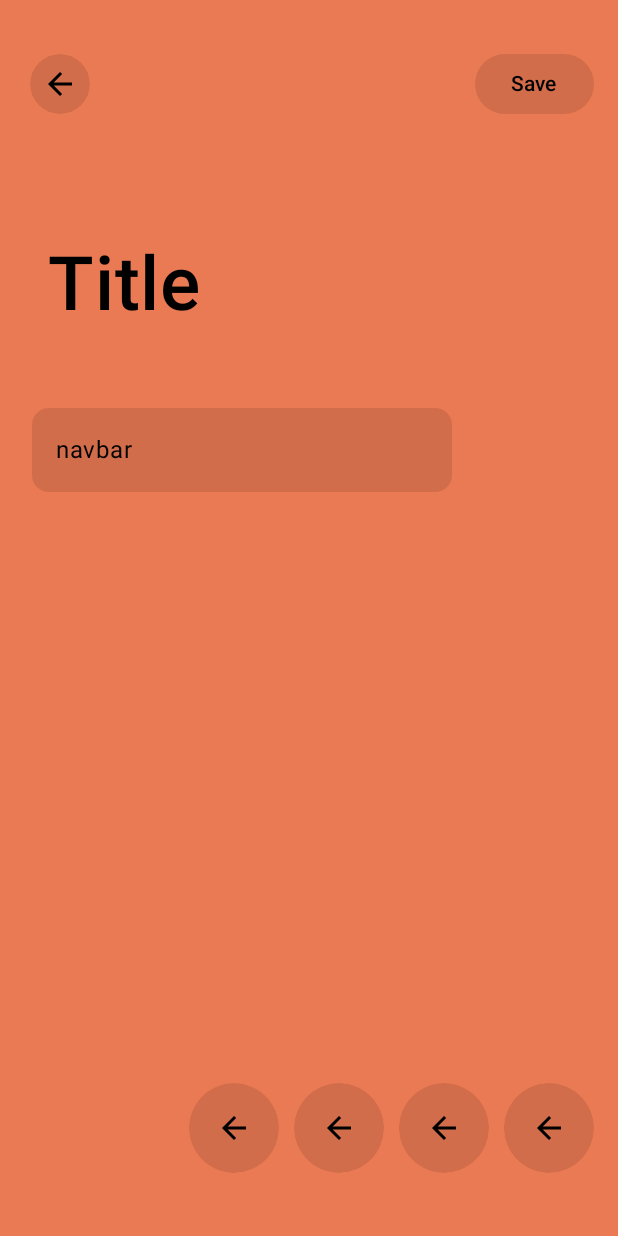
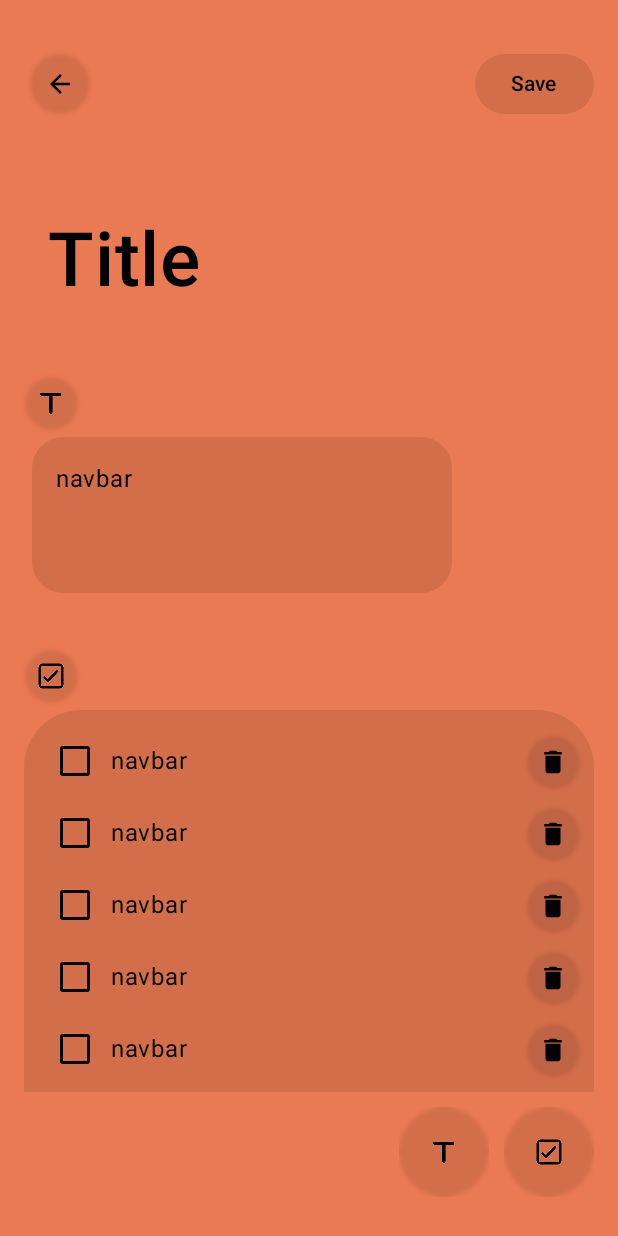
Before and after one commit to navneet851/PRODIGY_AD_02, an Android app built with Jetpack Compose: the screen it shows after launch (MainActivity), on a phone screen of 412 x 824 dp. Run offline under Robolectric (Android 15) with nearby library versions, the phone set to English and light mode, and no system bars.

Commit message:
Note Screen

```diff
--- a/app/src/main/java/com/android/todo/ui/components/NoteTextField.kt
+++ b/app/src/main/java/com/android/todo/ui/components/NoteTextField.kt
@@ -40,6 +40,8 @@ fun NoteTextField(
         onValueChange = {
             text = it
         },
+        minLines = 3,
+        maxLines = 9,
         colors = TextFieldDefaults.colors(
             focusedContainerColor = shaded,
             unfocusedContainerColor = shaded,
--- a/app/src/main/java/com/android/todo/ui/components/ShadowButton.kt
+++ b/app/src/main/java/com/android/todo/ui/components/ShadowButton.kt
@@ -1,13 +1,18 @@
 package com.android.todo.ui.components
 
+import androidx.compose.foundation.background
+import androidx.compose.foundation.layout.Box
 import androidx.compose.foundation.layout.padding
+import androidx.compose.foundation.layout.size
 import androidx.compose.material.icons.Icons
 import androidx.compose.material.icons.automirrored.filled.ArrowBack
 import androidx.compose.material3.Icon
 import androidx.compose.material3.IconButton
 import androidx.compose.material3.IconButtonDefaults
 import androidx.compose.runtime.Composable
+import androidx.compose.ui.Alignment
 import androidx.compose.ui.Modifier
+import androidx.compose.ui.draw.blur
 import androidx.compose.ui.graphics.Color
 import androidx.compose.ui.graphics.painter.Painter
 import androidx.compose.ui.graphics.vector.rememberVectorPainter
@@ -22,18 +27,23 @@ fun ShadowButton(
     contentDescription : String,
     onClick: () -> Unit
 ) {
-    IconButton(
-        modifier = modifier
-        ,
-        colors = IconButtonDefaults.iconButtonColors(
-            containerColor = shaded
-        ),
-        onClick = onClick
+    Box(
+        contentAlignment = Alignment.Center
     ) {
+        IconButton(
+            modifier = modifier.blur(2.dp),
+            colors = IconButtonDefaults.iconButtonColors(
+                containerColor = shaded
+            ),
+            onClick = onClick
+        ) { }
         Icon(
-            image,
+            modifier = Modifier.size(20.dp)
+            ,
+            painter = image,
             tint = Color.Black,
             contentDescription = contentDescription
         )
+
     }
 }
--- /dev/null
+++ b/app/src/main/java/com/android/todo/ui/components/TodoChip.kt
@@ -0,0 +1,63 @@
+package com.android.todo.ui.components
+
+import androidx.compose.foundation.layout.Arrangement
+import androidx.compose.foundation.layout.Row
+import androidx.compose.foundation.layout.fillMaxWidth
+import androidx.compose.foundation.layout.size
+import androidx.compose.material.icons.Icons
+import androidx.compose.material.icons.filled.Delete
+import androidx.compose.material3.Checkbox
+import androidx.compose.material3.CheckboxColors
+import androidx.compose.material3.CheckboxDefaults
+import androidx.compose.material3.Text
+import androidx.compose.runtime.Composable
+import androidx.compose.ui.Alignment
+import androidx.compose.ui.Modifier
+import androidx.compose.ui.graphics.Color
+import androidx.compose.ui.graphics.vector.rememberVectorPainter
+import androidx.compose.ui.res.painterResource
+import androidx.compose.ui.tooling.preview.Preview
+import androidx.compose.ui.unit.dp
+import com.android.todo.R
+import com.android.todo.ui.theme.CustomBlue
+import com.android.todo.ui.theme.CustomOrange
+
+@Preview
+@Composable
+fun TodoChip() {
+    Row(
+        verticalAlignment = Alignment.CenterVertically,
+        horizontalArrangement = Arrangement.SpaceBetween,
+        modifier = Modifier.fillMaxWidth()
+    ) {
+        Row(
+            verticalAlignment = Alignment.CenterVertically,
+
+            ) {
+            Checkbox(
+                checked = false,
+                onCheckedChange = {
+
+                },
+                colors = CheckboxDefaults.colors(
+                   checkmarkColor = CustomOrange,
+                    checkedColor = Color.Black,
+                    uncheckedColor = Color.Black
+                )
+
+            )
+            Text(
+                text = "navbar"
+            )
+        }
+
+        ShadowButton(
+            modifier = Modifier
+                .size(35.dp),
+            image = rememberVectorPainter(Icons.Default.Delete),
+            contentDescription = "Back"
+        ) {
+
+        }
+    }
+}
--- a/app/src/main/java/com/android/todo/ui/screens/NoteScreen.kt
+++ b/app/src/main/java/com/android/todo/ui/screens/NoteScreen.kt
@@ -1,33 +1,48 @@
 package com.android.todo.ui.screens
 
 import androidx.compose.foundation.background
+import androidx.compose.foundation.gestures.Orientation
+import androidx.compose.foundation.gestures.scrollable
 import androidx.compose.foundation.layout.Arrangement
 import androidx.compose.foundation.layout.Column
 import androidx.compose.foundation.layout.Row
 import androidx.compose.foundation.layout.Spacer
 import androidx.compose.foundation.layout.absolutePadding
+import androidx.compose.foundation.layout.fillMaxHeight
 import androidx.compose.foundation.layout.fillMaxSize
 import androidx.compose.foundation.layout.fillMaxWidth
 import androidx.compose.foundation.layout.height
+import androidx.compose.foundation.layout.heightIn
 import androidx.compose.foundation.layout.padding
 import androidx.compose.foundation.layout.size
+import androidx.compose.foundation.layout.widthIn
+import androidx.compose.foundation.rememberScrollState
+import androidx.compose.foundation.shape.RoundedCornerShape
+import androidx.compose.foundation.verticalScroll
 import androidx.compose.material.icons.Icons
 import androidx.compose.material.icons.automirrored.filled.ArrowBack
 import androidx.compose.material3.Button
 import androidx.compose.material3.ButtonDefaults
+import androidx.compose.material3.Checkbox
 import androidx.compose.material3.Scaffold
 import androidx.compose.material3.Text
 import androidx.compose.runtime.Composable
 import androidx.compose.ui.Alignment
 import androidx.compose.ui.Modifier
+import androidx.compose.ui.draw.blur
+import androidx.compose.ui.draw.clip
 import androidx.compose.ui.graphics.Color
 import androidx.compose.ui.graphics.vector.rememberVectorPainter
+import androidx.compose.ui.res.painterResource
 import androidx.compose.ui.text.font.FontWeight
 import androidx.compose.ui.tooling.preview.Preview
+import androidx.compose.ui.unit.Dp
 import androidx.compose.ui.unit.dp
 import androidx.compose.ui.unit.sp
+import com.android.todo.R
 import com.android.todo.ui.components.NoteTextField
 import com.android.todo.ui.components.ShadowButton
+import com.android.todo.ui.components.TodoChip
 import com.android.todo.ui.theme.shaded
 
 @Preview
@@ -37,8 +52,7 @@ fun NoteScreen() {
     Scaffold(
         modifier = Modifier
             .background(Color(0xFFEA7A53))
-            .padding(0.dp, 16.dp)
-        ,
+            .padding(0.dp, 16.dp),
         containerColor = Color(0xFFEA7A53),
         topBar = {
             Row(
@@ -73,44 +87,34 @@ fun NoteScreen() {
                 verticalAlignment = Alignment.CenterVertically,
                 horizontalArrangement = Arrangement.End,
                 modifier = Modifier
-                    .padding(16.dp)
+                    .padding(16.dp, 0.dp)
                     .fillMaxWidth()
             ) {
                 ShadowButton(
                     modifier = Modifier
                         .padding(10.dp)
                         .size(60.dp),
-                    image = rememberVectorPainter(Icons.AutoMirrored.Filled.ArrowBack),
+                    image = painterResource(R.drawable.text),
                     contentDescription = "Back"
                 ) { }
                 ShadowButton(
                     modifier = Modifier
                         .size(60.dp),
-                    image = rememberVectorPainter(Icons.AutoMirrored.Filled.ArrowBack),
-                    contentDescription = "Back"
-                ) { }
-                ShadowButton(
-                    modifier = Modifier
-                        .padding(10.dp)
-                        .size(60.dp),
-                    image = rememberVectorPainter(Icons.AutoMirrored.Filled.ArrowBack),
-                    contentDescription = "Back"
-                ) { }
-                ShadowButton(
-                    modifier = Modifier
-                        .size(60.dp),
-                    image = rememberVectorPainter(Icons.AutoMirrored.Filled.ArrowBack),
+                    image = painterResource(R.drawable.checkbox),
                     contentDescription = "Back"
                 ) { }
             }
         }
     ) {
+
+
         Column(
             modifier = Modifier
                 .padding(it)
                 .fillMaxSize()
                 .background(Color(0xFFEA7A53))
-                .padding(16.dp)
+                .padding(16.dp, 0.dp)
+                .verticalScroll(rememberScrollState())
         ) {
 
 
@@ -126,10 +130,48 @@ fun NoteScreen() {
 
             Spacer(modifier = Modifier.padding(16.dp))
 
-
+            ShadowButton(
+                modifier = Modifier
+                    .size(35.dp),
+                image = painterResource(R.drawable.text),
+                contentDescription = "Back"
+            ) { }
             NoteTextField()
 
+            Spacer(modifier = Modifier.padding(16.dp))
+
+            ShadowButton(
+                modifier = Modifier
+                    .size(35.dp),
+                image = painterResource(R.drawable.checkbox),
+                contentDescription = "Back"
+            ) { }
+
+            Column(
+                modifier = Modifier
+                    .padding(0.dp, 5.dp)
+                    .fillMaxWidth()
+                    .clip(RoundedCornerShape(10))
+                    .background(shaded)
+                    .padding(10.dp)
+            ) {
+                TodoChip()
+                TodoChip()
+                TodoChip()
+                TodoChip()
+                TodoChip()
+                TodoChip()
+                TodoChip()
+                TodoChip()
+                TodoChip()
+                TodoChip()
+                TodoChip()
+            }
+
+
         }
+
+
     }
 
 }
--- a/app/src/main/java/com/android/todo/ui/theme/Color.kt
+++ b/app/src/main/java/com/android/todo/ui/theme/Color.kt
@@ -15,4 +15,4 @@ val CustomYellow = Color(0xFFF5D24B)
 val CustomGreen = Color(0xFFA8D672)
 val CustomBlue = Color(0xFF8FAED1)
 val CustomLightYellow = Color(0xFFF6ECC9)
-val shaded = Color(0x1B000000)
+val shaded = Color(0x19000000)
```
Also changed, not shown: app/src/main/res/drawable/checkbox.png (added), app/src/main/res/drawable/text.png (added).
